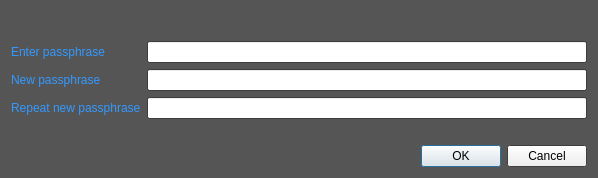
This is src/qt/forms/askpassphrasedialog.ui in G2C/G2C as Qt 5 draws it before an edit. The edited form follows.
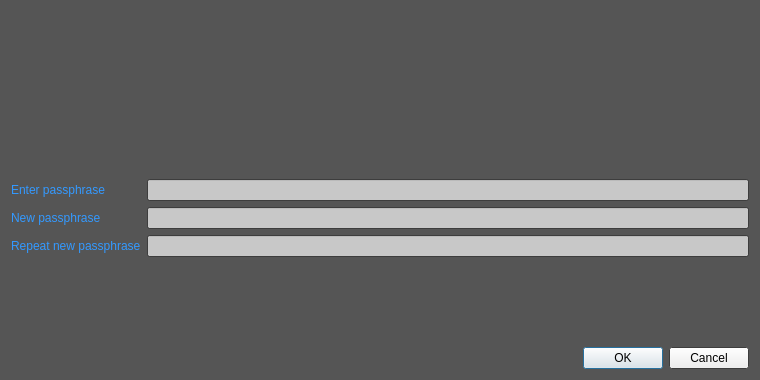
This is the edited form.

The edit to the form file:
```diff
--- a/src/qt/forms/askpassphrasedialog.ui
+++ b/src/qt/forms/askpassphrasedialog.ui
@@ -2,26 +2,14 @@
 <ui version="4.0">
  <class>AskPassphraseDialog</class>
  <widget class="QDialog" name="AskPassphraseDialog">
-  <property name="geometry">
+ <property name="geometry">
    <rect>
     <x>0</x>
     <y>0</y>
-    <width>598</width>
-    <height>178</height>
+    <width>760</width>
+    <height>380</height>
    </rect>
   </property>
-  <property name="sizePolicy">
-   <sizepolicy hsizetype="Preferred" vsizetype="Minimum">
-    <horstretch>0</horstretch>
-    <verstretch>0</verstretch>
-   </sizepolicy>
-  </property>
-  <property name="minimumSize">
-   <size>
-    <width>550</width>
-    <height>0</height>
-   </size>
-  </property>
   <property name="palette">
    <palette>
     <active>
@@ -37,9 +25,9 @@
      <colorrole role="Base">
       <brush brushstyle="SolidPattern">
        <color alpha="255">
-        <red>255</red>
-        <green>255</green>
-        <blue>255</blue>
+        <red>200</red>
+        <green>200</green>
+        <blue>200</blue>
        </color>
       </brush>
      </colorrole>
@@ -66,9 +54,9 @@
      <colorrole role="Base">
       <brush brushstyle="SolidPattern">
        <color alpha="255">
-        <red>255</red>
-        <green>255</green>
-        <blue>255</blue>
+        <red>200</red>
+        <green>200</green>
+        <blue>200</blue>
        </color>
       </brush>
      </colorrole>
```
